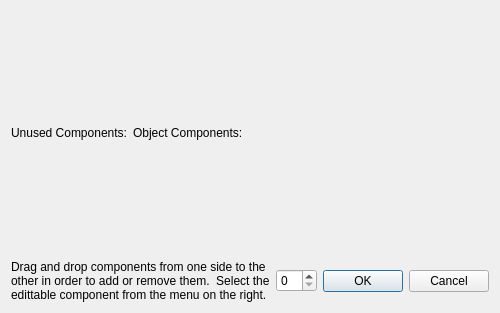
Qt form src/gameobjecteditdialog.ui (hello-adam/Hooloovoo) before a commit.
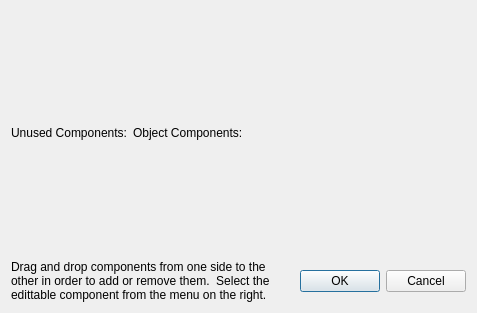
The same form after that commit.

Commit message: Get rid of useless spinbox that was used for debugging.

```diff
--- a/src/gameobjecteditdialog.ui
+++ b/src/gameobjecteditdialog.ui
@@ -67,9 +67,6 @@
        </property>
       </widget>
      </item>
-     <item>
-      <widget class="QSpinBox" name="spinBox"/>
-     </item>
      <item>
       <widget class="QDialogButtonBox" name="buttonBox">
        <property name="orientation">
```
